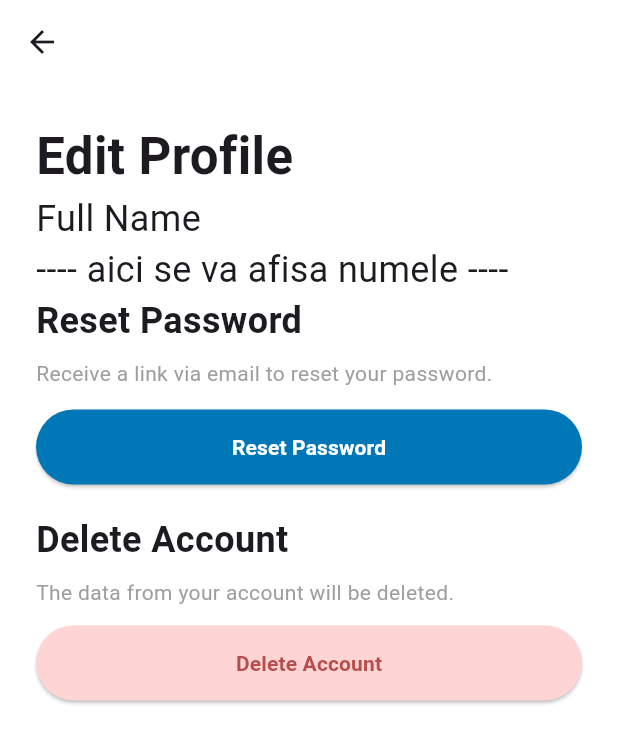
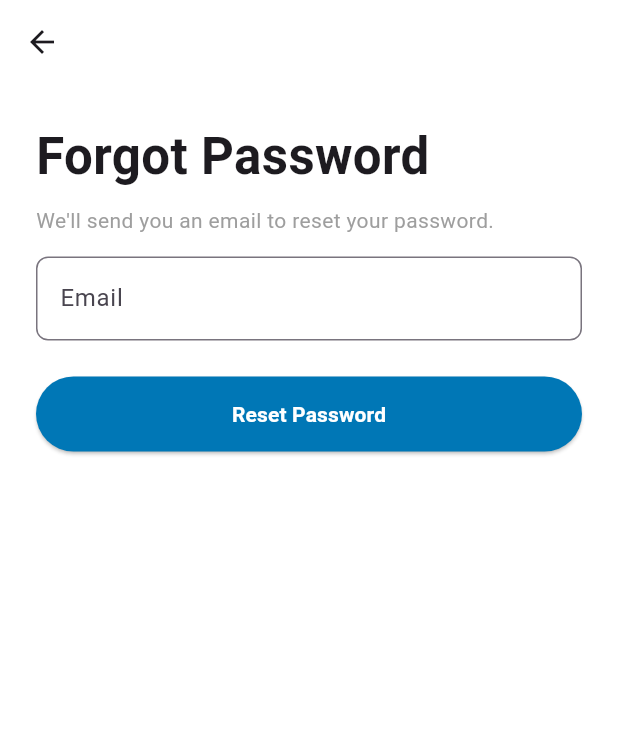
Before and after one commit to cojocarucristian05/CulinaryCraft, a Flutter app: the EditProfileWidget screen opened by its route, after a tap on "Reset Password", on a phone screen of 412 x 824 dp. Shown: the top 743 px of the screen. Run offline on Flutter 3.47's test engine with Material 3 defaults, Android fonts, the light colour scheme and no system bars; our stand-ins replace firebase_auth, firebase_core, flutter_animate, flutter_keyboard_visibility, font_awesome_flutter, google_fonts and 4 more; missing offline and left inert: flutter_facebook_auth; accounts and stored records are empty.

Commit message:
Added reset password pages.

```diff
--- /dev/null
+++ b/frontend/culinary_craft/lib/Models/forgot_password_model.dart
@@ -0,0 +1,25 @@
+
+import '../Pages/forgot_password_widget.dart' show ForgotPasswordWidget;
+import 'package:flutter/material.dart';
+import 'package:google_fonts/google_fonts.dart';
+import 'package:provider/provider.dart';
+
+class ForgotPasswordModel{
+
+  TextEditingController? emailAddressController;
+  String? Function(BuildContext, String?)? emailAddressControllerValidator;
+  final unfocusNode = FocusNode();
+
+  @override
+  void initState(BuildContext context) {
+  }
+
+  @override
+  void dispose() {
+
+  }
+
+/// Action blocks are added here.
+
+/// Additional helper methods are added here.
+}
--- a/frontend/culinary_craft/lib/Models/profile_widget.dart
+++ b/frontend/culinary_craft/lib/Models/profile_model.dart
@@ -1,5 +1,5 @@
 
-import 'profile_widget.dart' show ProfileWidget;
+import 'profile_model.dart' show ProfileWidget;
 import 'package:flutter/material.dart';
 import 'package:flutter/scheduler.dart';
 import 'package:flutter/services.dart';
--- a/frontend/culinary_craft/lib/Models/sign_in_model.dart
+++ b/frontend/culinary_craft/lib/Models/sign_in_model.dart
@@ -34,7 +34,7 @@ class SignInModel {
     if (val == null || val.isEmpty) {
       return 'Password is required.';
     }
-
+    Navigator.of(context).pushNamed('/home');
     return null;
   }
 
--- a/frontend/culinary_craft/lib/Pages/create_account_widget.dart
+++ b/frontend/culinary_craft/lib/Pages/create_account_widget.dart
@@ -74,7 +74,7 @@ class _CreateAccountWidgetState extends State<CreateAccountWidget> {
                   controller: _model.fullNameController, // Schimbăm controllerul pentru nume
                   keyboardType: TextInputType.text,
                   decoration: InputDecoration(
-                    labelText: 'Full Name', // Schimbăm eticheta câmpului
+                    labelText: 'Username', // Schimbăm eticheta câmpului
                     border: OutlineInputBorder(
                       borderRadius: BorderRadius.circular(8),
                     ),
--- a/frontend/culinary_craft/lib/Pages/edit_profile_widget.dart
+++ b/frontend/culinary_craft/lib/Pages/edit_profile_widget.dart
@@ -94,6 +94,7 @@ class _EditProfileWidgetState extends State<EditProfileWidget> {
                 ElevatedButton(
                   onPressed: () async {
                     // Adăugați aici logica pentru resetarea parolei
+                    Navigator.of(context).pushNamed('/forgot_password');
                   },
                   style: ButtonStyle(
                     backgroundColor: MaterialStateProperty.all<Color>(Color(0xFF0077B6)),
--- /dev/null
+++ b/frontend/culinary_craft/lib/Pages/forgot_password_widget.dart
@@ -0,0 +1,128 @@
+import 'package:flutter/material.dart';
+import '../Models/forgot_password_model.dart';
+
+class ForgotPasswordWidget extends StatefulWidget {
+  const ForgotPasswordWidget({Key? key}) : super(key: key);
+
+  @override
+  State<ForgotPasswordWidget> createState() => _ForgotPasswordWidgetState();
+}
+
+class _ForgotPasswordWidgetState extends State<ForgotPasswordWidget> {
+  late ForgotPasswordModel _model;
+
+  // Adăugați inițializarea aici
+  _ForgotPasswordWidgetState() {
+    _model = ForgotPasswordModel();
+    _model.emailAddressController = TextEditingController();
+  }
+
+  @override
+  void initState() {
+    super.initState();
+
+    // Eliminați apelurile Firebase log.
+  }
+
+  @override
+  void dispose() {
+    _model.dispose();
+    super.dispose();
+  }
+
+  @override
+  Widget build(BuildContext context) {
+    return GestureDetector(
+      onTap: () => _model.unfocusNode.canRequestFocus
+          ? FocusScope.of(context).requestFocus(_model.unfocusNode)
+          : FocusScope.of(context).unfocus(),
+      child: Scaffold(
+        backgroundColor: Colors.white,
+        appBar: AppBar(
+          backgroundColor: Colors.white,
+          elevation: 0, // Eliminăm umbra AppBar-ului
+          leading: IconButton(
+            icon: Icon(Icons.arrow_back),
+            onPressed: () {
+              Navigator.of(context).pushNamed('/edit_profile');
+            },
+          ),
+        ),
+        body: SafeArea(
+          child: Padding(
+            padding: const EdgeInsets.all(24.0),
+            child: Column(
+              crossAxisAlignment: CrossAxisAlignment.start, // Aliniați textul la stânga
+              children: [
+                const Text(
+                  'Forgot Password',
+                  style: TextStyle(
+                    fontSize: 34,
+                    fontWeight: FontWeight.bold,
+                    fontFamily: 'Roboto', // Utilizăm fontul Roboto
+                  ),
+                ),
+
+                SizedBox(height: 8),
+                const Text(
+                  "We'll send you an email to reset your password.",
+                  style: TextStyle(
+                    fontSize: 14,
+                    color: Colors.grey,
+                    fontFamily: 'Roboto', // Utilizăm fontul Roboto
+                  ),
+                ),
+                const SizedBox(height: 14),
+                TextField(
+                  controller: _model.emailAddressController,
+                  keyboardType: TextInputType.emailAddress,
+                  decoration: InputDecoration(
+                    labelText: 'Email',
+                    border: OutlineInputBorder(
+                      borderRadius: BorderRadius.circular(8),
+                    ),
+                  ),
+                ),
+                const SizedBox(height: 24),
+                // Butonul de resetare a parolei
+                ElevatedButton(
+                  onPressed: () async {
+                    if (_model.emailAddressController != null) {
+                      String emailAddress = _model.emailAddressController!.text;
+                      print(emailAddress);
+                      // Adăugați aici logica pentru resetarea parolei
+                    } else {
+                      print("Email address controller is null.");
+                    }
+                    Navigator.of(context).pushNamed('/reset_password_with_code');
+                  },
+                  style: ButtonStyle(
+                    backgroundColor: MaterialStateProperty.all<Color>(Color(0xFF0077B6)),
+                    shape: MaterialStateProperty.all<RoundedRectangleBorder>(
+                      RoundedRectangleBorder(
+                        borderRadius: BorderRadius.circular(25),
+                      ),
+                    ),
+                    padding: MaterialStateProperty.all<EdgeInsetsGeometry>(
+                      EdgeInsets.symmetric(vertical: 15),
+                    ),
+                    minimumSize: MaterialStateProperty.all<Size>(Size(double.infinity, 0)),
+                  ),
+                  child: const Text(
+                    'Reset Password',
+                    style: TextStyle(
+                      color: Colors.white,
+                      fontWeight: FontWeight.bold,
+                      fontFamily: 'Roboto', // Utilizăm fontul Roboto
+                    ),
+                  ),
+                ),
+                const SizedBox(height: 20),
+              ],
+            ),
+          ),
+        ),
+      ),
+    );
+  }
+}
--- a/frontend/culinary_craft/lib/Pages/profile_widget.dart
+++ b/frontend/culinary_craft/lib/Pages/profile_widget.dart
@@ -1,7 +1,7 @@
 import 'package:flutter/material.dart';
 
 import '../Components/appbar_widget.dart';
-import '../Models/profile_widget.dart';
+import '../Models/profile_model.dart';
 
 class ProfileWidget extends StatefulWidget {
   const ProfileWidget({super.key});
--- a/frontend/culinary_craft/lib/Pages/sign_in_widget.dart
+++ b/frontend/culinary_craft/lib/Pages/sign_in_widget.dart
@@ -74,7 +74,7 @@ class _SignInWidgetState extends State<SignInWidget> {
                   controller: _model.emailAddressController,
                   keyboardType: TextInputType.emailAddress,
                   decoration: InputDecoration(
-                    labelText: 'Email',
+                    labelText: 'Username',
                     border: OutlineInputBorder(
                       borderRadius: BorderRadius.circular(8),
                     ),
--- a/frontend/culinary_craft/lib/main.dart
+++ b/frontend/culinary_craft/lib/main.dart
@@ -1,5 +1,9 @@
+import 'package:culinary_craft_wireframe/Models/change_password_model.dart';
+import 'package:culinary_craft_wireframe/Pages/change_password_widget.dart';
 import 'package:culinary_craft_wireframe/Pages/create_account_widget.dart';
+import 'package:culinary_craft_wireframe/Pages/forgot_password_widget.dart';
 import 'package:culinary_craft_wireframe/Pages/onboarding_slideshow_widget.dart';
+import 'package:culinary_craft_wireframe/Pages/reset_password_with_code_widget.dart';
 import 'package:culinary_craft_wireframe/firebase_options.dart';
 import 'package:firebase_core/firebase_core.dart';
 import 'package:flutter/material.dart';
@@ -26,6 +30,9 @@
       '/profile': (context) => ProfileWidget(),
       '/home': (context) => HomeWidget(),
       '/edit_profile': (context) => EditProfileWidget(),
+      '/forgot_password':(context) => ForgotPasswordWidget(),
+      '/reset_password_with_code':(context) => ResetPasswordWithCodeWidget(),
+      '/change_password':(context) => ChangePasswordWidget(),
     },
   ));
 }
--- a/frontend/culinary_craft/pubspec.yaml
+++ b/frontend/culinary_craft/pubspec.yaml
@@ -24,6 +24,7 @@ dependencies:
   google_sign_in: ^6.2.1
   flutter_facebook_auth: '^3.5.0'
   shared_preferences: ^2.2.2
+  pin_code_fields: 8.0.1
 
 dev_dependencies:
   flutter_launcher_icons: 0.13.1
```
Also changed, not shown: frontend/culinary_craft/lib/Models/change_password_model.dart (added, +38 -0 lines), frontend/culinary_craft/lib/Models/reset_password_with_code_model.dart (added, +27 -0 lines), frontend/culinary_craft/lib/Pages/change_password_widget.dart (added, +134 -0 lines), frontend/culinary_craft/lib/Pages/reset_password_with_code_widget.dart (added, +149 -0 lines).
